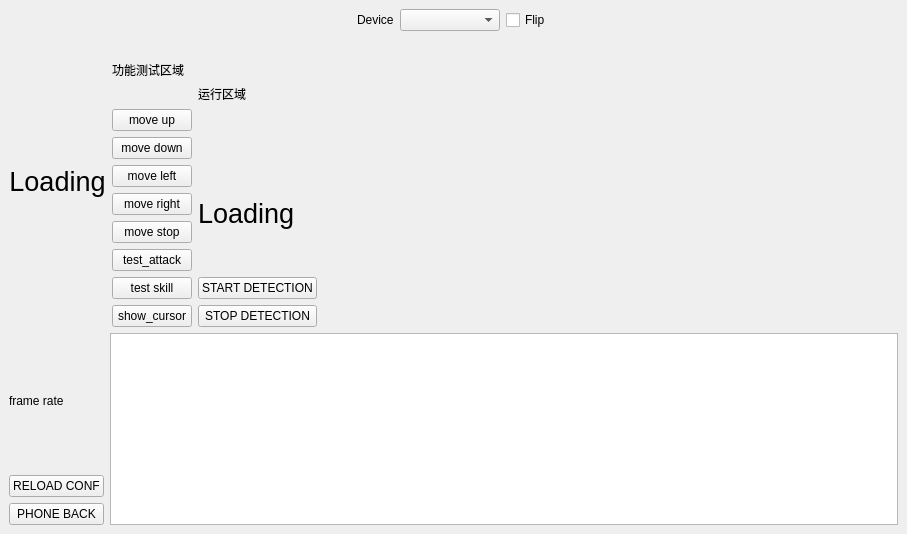
This is main.ui in Cerber2ol8/DnfWorkDeploy as Qt 5 draws it before an edit. The edited form follows.
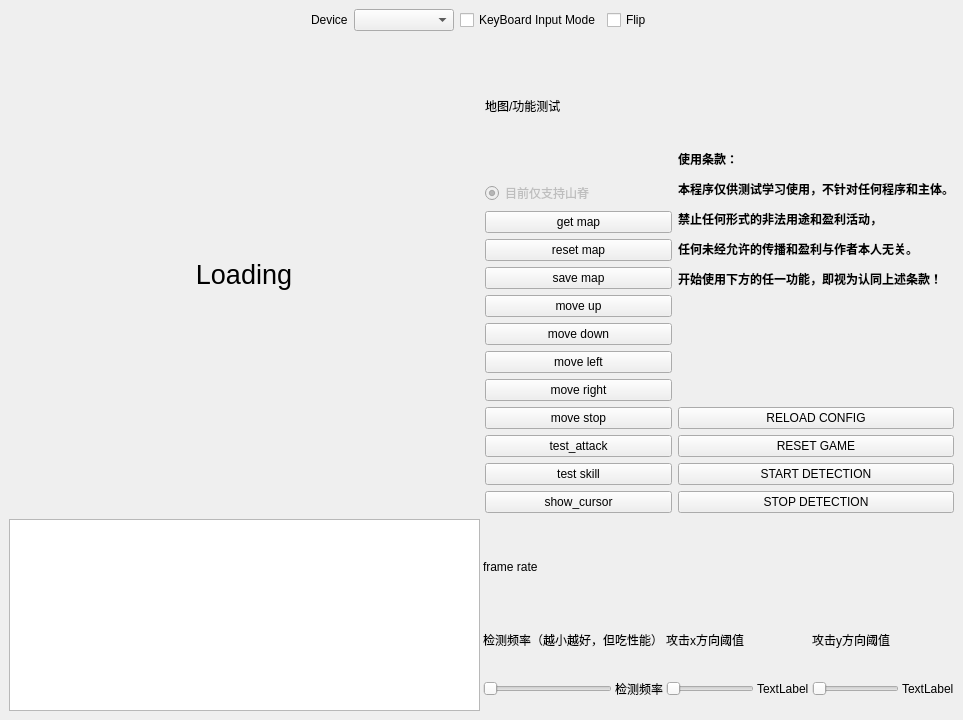
This is the edited form.

Diff of the .ui file:
```diff
--- a/main.ui
+++ b/main.ui
@@ -6,8 +6,8 @@
    <rect>
     <x>0</x>
     <y>0</y>
-    <width>907</width>
-    <height>534</height>
+    <width>963</width>
+    <height>720</height>
    </rect>
   </property>
   <property name="windowTitle">
@@ -21,7 +21,7 @@
        <enum>QLayout::SetFixedSize</enum>
       </property>
       <item>
-       <layout class="QHBoxLayout" name="horizontalLayout_4" stretch="0,0,0,0,0">
+       <layout class="QHBoxLayout" name="horizontalLayout_4" stretch="0,0,0,0,0,0">
         <item>
          <spacer name="horizontalSpacer_3">
           <property name="orientation">
@@ -52,6 +52,13 @@
           </property>
          </widget>
         </item>
+        <item>
+         <widget class="QCheckBox" name="keyboard_mode">
+          <property name="text">
+           <string>KeyBoard Input Mode</string>
+          </property>
+         </widget>
+        </item>
         <item>
          <widget class="QCheckBox" name="flip">
           <property name="text">
@@ -106,7 +113,41 @@
                 <item>
                  <widget class="QLabel" name="label_info2">
                   <property name="text">
-                   <string>功能测试区域</string>
+                   <string>地图/功能测试</string>
+                  </property>
+                 </widget>
+                </item>
+                <item>
+                 <widget class="QRadioButton" name="radioButton">
+                  <property name="enabled">
+                   <bool>false</bool>
+                  </property>
+                  <property name="text">
+                   <string>目前仅支持山脊</string>
+                  </property>
+                  <property name="checked">
+                   <bool>true</bool>
+                  </property>
+                 </widget>
+                </item>
+                <item>
+                 <widget class="QPushButton" name="button_get_map">
+                  <property name="text">
+                   <string>get map</string>
+                  </property>
+                 </widget>
+                </item>
+                <item>
+                 <widget class="QPushButton" name="button_reset_map">
+                  <property name="text">
+                   <string>reset map</string>
+                  </property>
+                 </widget>
+                </item>
+                <item>
+                 <widget class="QPushButton" name="button_save_map">
+                  <property name="text">
+                   <string>save map</string>
                   </property>
                  </widget>
                 </item>
@@ -173,17 +214,21 @@
                 <item>
                  <widget class="QLabel" name="label_info1">
                   <property name="text">
-                   <string>运行区域</string>
+                   <string>&lt;html&gt;&lt;head/&gt;&lt;body&gt;&lt;p&gt;&lt;span style=&quot; font-weight:600;&quot;&gt;使用条款：&lt;/span&gt;&lt;/p&gt;&lt;p&gt;&lt;span style=&quot; font-weight:600;&quot;&gt;本程序仅供测试学习使用，不针对任何程序和主体。&lt;/span&gt;&lt;/p&gt;&lt;p&gt;&lt;span style=&quot; font-weight:600;&quot;&gt;禁止任何形式的非法用途和盈利活动，&lt;/span&gt;&lt;/p&gt;&lt;p&gt;&lt;span style=&quot; font-weight:600;&quot;&gt;任何未经允许的传播和盈利与作者本人无关。&lt;/span&gt;&lt;/p&gt;&lt;p&gt;&lt;span style=&quot; font-weight:600;&quot;&gt;开始使用下方的任一功能，即视为认同上述条款！&lt;/span&gt;&lt;/p&gt;&lt;/body&gt;&lt;/html&gt;</string>
                   </property>
                  </widget>
                 </item>
                 <item>
-                 <widget class="QLabel" name="label_map">
-                  <property name="frameShape">
-                   <enum>QFrame::NoFrame</enum>
+                 <widget class="QPushButton" name="button_reload">
+                  <property name="text">
+                   <string>RELOAD CONFIG</string>
                   </property>
+                 </widget>
+                </item>
+                <item>
+                 <widget class="QPushButton" name="button_back">
                   <property name="text">
-                   <string>&lt;html&gt;&lt;head/&gt;&lt;body&gt;&lt;p&gt;&lt;span style=&quot; font-size:20pt;&quot;&gt;Loading&lt;/span&gt;&lt;/p&gt;&lt;/body&gt;&lt;/html&gt;</string>
+                   <string>RESET GAME</string>
                   </property>
                  </widget>
                 </item>
@@ -203,19 +248,6 @@
                 </item>
                </layout>
               </item>
-              <item>
-               <spacer name="horizontalSpacer_6">
-                <property name="orientation">
-                 <enum>Qt::Horizontal</enum>
-                </property>
-                <property name="sizeHint" stdset="0">
-                 <size>
-                  <width>40</width>
-                  <height>20</height>
-                 </size>
-                </property>
-               </spacer>
-              </item>
              </layout>
             </item>
            </layout>
@@ -225,45 +257,162 @@
        </layout>
       </item>
       <item>
-       <layout class="QHBoxLayout" name="horizontalLayout" stretch="0,0">
+       <layout class="QHBoxLayout" name="horizontalLayout" stretch="0,0,0">
         <property name="spacing">
-         <number>6</number>
+         <number>3</number>
         </property>
         <property name="sizeConstraint">
-         <enum>QLayout::SetFixedSize</enum>
+         <enum>QLayout::SetDefaultConstraint</enum>
         </property>
-        <item>
-         <layout class="QVBoxLayout" name="verticalLayout_2">
-          <item>
-           <widget class="QLabel" name="label_fps">
-            <property name="text">
-             <string>frame rate</string>
-            </property>
-           </widget>
-          </item>
-          <item>
-           <widget class="QPushButton" name="button_reload">
-            <property name="text">
-             <string>RELOAD CONF</string>
-            </property>
-           </widget>
-          </item>
-          <item>
-           <widget class="QPushButton" name="button_back">
-            <property name="text">
-             <string>PHONE BACK</string>
-            </property>
-           </widget>
-          </item>
-         </layout>
-        </item>
         <item>
          <widget class="QTextEdit" name="textEdit">
+          <property name="enabled">
+           <bool>true</bool>
+          </property>
+          <property name="focusPolicy">
+           <enum>Qt::NoFocus</enum>
+          </property>
+          <property name="autoFillBackground">
+           <bool>false</bool>
+          </property>
           <property name="readOnly">
            <bool>true</bool>
           </property>
          </widget>
         </item>
+        <item>
+         <layout class="QVBoxLayout" name="verticalLayout_2">
+          <item>
+           <layout class="QVBoxLayout" name="verticalLayout_5">
+            <item>
+             <widget class="QLabel" name="label_fps">
+              <property name="text">
+               <string>frame rate</string>
+              </property>
+             </widget>
+            </item>
+            <item>
+             <layout class="QHBoxLayout" name="horizontalLayout_5">
+              <item>
+               <layout class="QVBoxLayout" name="verticalLayout_4">
+                <item>
+                 <widget class="QLabel" name="label_info_freq">
+                  <property name="text">
+                   <string>检测频率（越小越好，但吃性能）</string>
+                  </property>
+                 </widget>
+                </item>
+                <item>
+                 <layout class="QHBoxLayout" name="horizontalLayout_6">
+                  <item>
+                   <widget class="QSlider" name="slider_frame_req">
+                    <property name="minimum">
+                     <number>1</number>
+                    </property>
+                    <property name="maximum">
+                     <number>30</number>
+                    </property>
+                    <property name="orientation">
+                     <enum>Qt::Horizontal</enum>
+                    </property>
+                   </widget>
+                  </item>
+                  <item>
+                   <widget class="QLabel" name="label_info_frame_freq">
+                    <property name="text">
+                     <string>检测频率</string>
+                    </property>
+                   </widget>
+                  </item>
+                 </layout>
+                </item>
+               </layout>
+              </item>
+              <item>
+               <layout class="QVBoxLayout" name="verticalLayout_8">
+                <item>
+                 <widget class="QLabel" name="label_info_enemy_x">
+                  <property name="text">
+                   <string>攻击x方向阈值</string>
+                  </property>
+                 </widget>
+                </item>
+                <item>
+                 <layout class="QHBoxLayout" name="horizontalLayout_13">
+                  <item>
+                   <widget class="QSlider" name="slider_attx">
+                    <property name="minimum">
+                     <number>100</number>
+                    </property>
+                    <property name="maximum">
+                     <number>800</number>
+                    </property>
+                    <property name="singleStep">
+                     <number>40</number>
+                    </property>
+                    <property name="orientation">
+                     <enum>Qt::Horizontal</enum>
+                    </property>
+                   </widget>
+                  </item>
+                  <item>
+                   <widget class="QLabel" name="label_attx">
+                    <property name="text">
+                     <string>TextLabel</string>
+                    </property>
+                   </widget>
+                  </item>
+                 </layout>
+                </item>
+               </layout>
+              </item>
+              <item>
+               <layout class="QVBoxLayout" name="verticalLayout_7">
+                <item>
+                 <widget class="QLabel" name="label_3">
+                  <property name="text">
+                   <string>攻击y方向阈值</string>
+                  </property>
+                 </widget>
+                </item>
+                <item>
+                 <layout class="QHBoxLayout" name="horizontalLayout_12">
+                  <item>
+                   <widget class="QSlider" name="slider_atty">
+                    <property name="minimum">
+                     <number>150</number>
+                    </property>
+                    <property name="maximum">
+                     <number>800</number>
+                    </property>
+                    <property name="singleStep">
+                     <number>40</number>
+                    </property>
+                    <property name="orientation">
+                     <enum>Qt::Horizontal</enum>
+                    </property>
+                   </widget>
+                  </item>
+                  <item>
+                   <widget class="QLabel" name="label_atty">
+                    <property name="text">
+                     <string>TextLabel</string>
+                    </property>
+                   </widget>
+                  </item>
+                 </layout>
+                </item>
+               </layout>
+              </item>
+             </layout>
+            </item>
+           </layout>
+          </item>
+         </layout>
+        </item>
+        <item>
+         <layout class="QHBoxLayout" name="horizontalLayout_8"/>
+        </item>
        </layout>
       </item>
      </layout>
```
